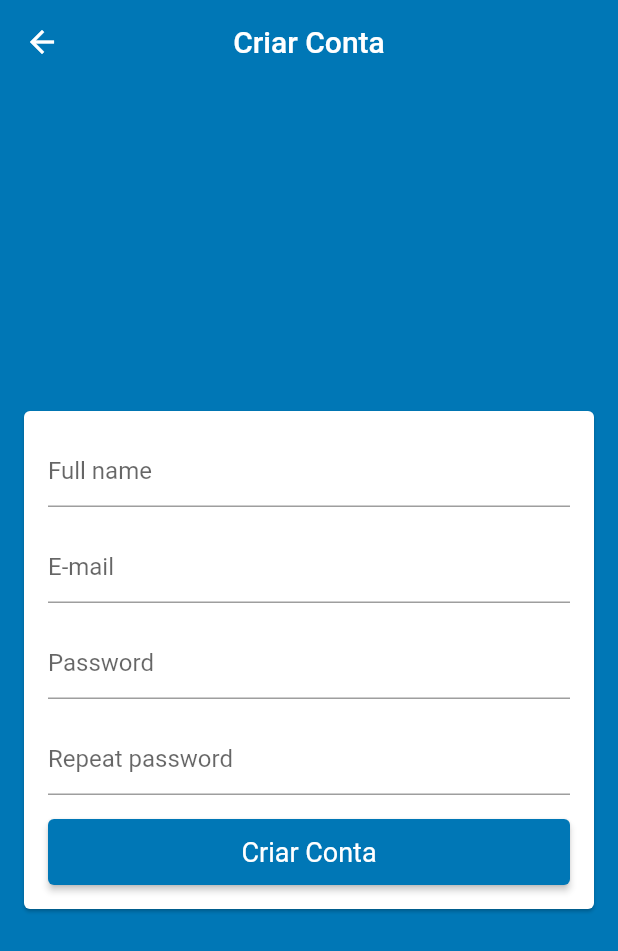
After one commit to felipecastrosales/store, a Flutter app: the SignUpScreen screen opened by its route, after a tap on "Criar Conta", on a phone screen of 412 x 824 dp. The commit adds this screen. Shown: the top 951 px of the screen. Run offline on Flutter 3.47's test engine with Material 2 defaults, Android fonts, the phone set to English and light mode, and no system bars; our stand-ins replace firebase_auth; accounts and stored records are empty.

Commit message:
Creating the SignupScreen

```diff
--- a/lib/main.dart
+++ b/lib/main.dart
@@ -3,6 +3,8 @@ import 'package:provider/provider.dart';
 
 import 'models/user_manager.dart';
 import 'screens/base/base_screen.dart';
+import 'screens/signup/signup_screen.dart';
+
 void main() {
   runApp(MyApp());
 }
@@ -21,7 +23,20 @@ class MyApp extends StatelessWidget {
           appBarTheme: const AppBarTheme(elevation: 0),
           visualDensity: VisualDensity.adaptivePlatformDensity,
         ),
-        home: BaseScreen(),
+        initialRoute: '/base',
+        onGenerateRoute: (settings){
+          switch(settings.name){
+            case '/signup':
+              return MaterialPageRoute(
+                builder: (_) => SignUpScreen()
+              );
+            case '/base':
+            default:
+              return MaterialPageRoute(
+                builder: (_) => BaseScreen()
+              );
+          }
+        },
       ),
     );
   }
--- a/lib/screens/login/login_screen.dart
+++ b/lib/screens/login/login_screen.dart
@@ -18,6 +18,17 @@ class LoginScreen extends StatelessWidget {
       appBar: AppBar(
         title: const Text('Enter'),
         centerTitle: true,
+        actions: [
+          TextButton(
+            onPressed: () {
+              Navigator.of(context).pushReplacementNamed('/signup');
+            },
+            child: const Text(
+              'Enter',
+              style: TextStyle(fontSize: 14, color: Colors.white),
+            ),
+          ),
+        ],
       ),
       body: Center(
         child: Card(
@@ -90,11 +101,12 @@ class LoginScreen extends StatelessWidget {
                         ),
                         child: userManager.loading
                           ? const CircularProgressIndicator(
-                            valueColor: AlwaysStoppedAnimation(Colors.white),
+                              valueColor: AlwaysStoppedAnimation(Colors.white),
                           )
                           : const Text(
-                            'Enter',
-                            style: TextStyle(fontSize: 18, color: Colors.white),
+                              'Enter',
+                              style: TextStyle(
+                                fontSize: 18, color: Colors.white),
                           ),
                       ),
                     ),
--- /dev/null
+++ b/lib/screens/signup/signup_screen.dart
@@ -0,0 +1,56 @@
+import 'package:flutter/material.dart';
+
+class SignUpScreen extends StatelessWidget {
+  @override
+  Widget build(BuildContext context) {
+    return Scaffold(
+      appBar: AppBar(
+        title: const Text('Criar Conta'),
+        centerTitle: true,
+      ),
+      body: Center(
+        child: Card(
+          margin: const EdgeInsets.symmetric(horizontal: 16),
+          child: ListView(
+            padding: const EdgeInsets.all(16),
+            shrinkWrap: true,
+            children: [
+              TextFormField(
+                decoration: const InputDecoration(hintText: 'Full name'),
+              ),
+              const SizedBox(height: 16),
+              TextFormField(
+                decoration: const InputDecoration(hintText: 'E-mail'),
+                keyboardType: TextInputType.emailAddress,
+              ),
+              const SizedBox(height: 16),
+              TextFormField(
+                decoration: const InputDecoration(hintText: 'Password'),
+                obscureText: true,
+              ),
+              const SizedBox(height: 16),
+              TextFormField(
+                decoration: const InputDecoration(hintText: 'Repeat password'),
+                obscureText: true,
+              ),
+              const SizedBox(height: 16),
+              SizedBox(
+                height: 44,
+                child: ElevatedButton(
+                  style: ElevatedButton.styleFrom(
+                    textStyle: const TextStyle(color: Colors.white),
+                    primary: Theme.of(context).primaryColor,
+                  ),
+                  onPressed: () {},
+                  child: const Text(
+                    'Criar Conta', style: TextStyle(fontSize: 18),
+                  ),
+                ),
+              )
+            ],
+          ),
+        ),
+      ),
+    );
+  }
+}
```
